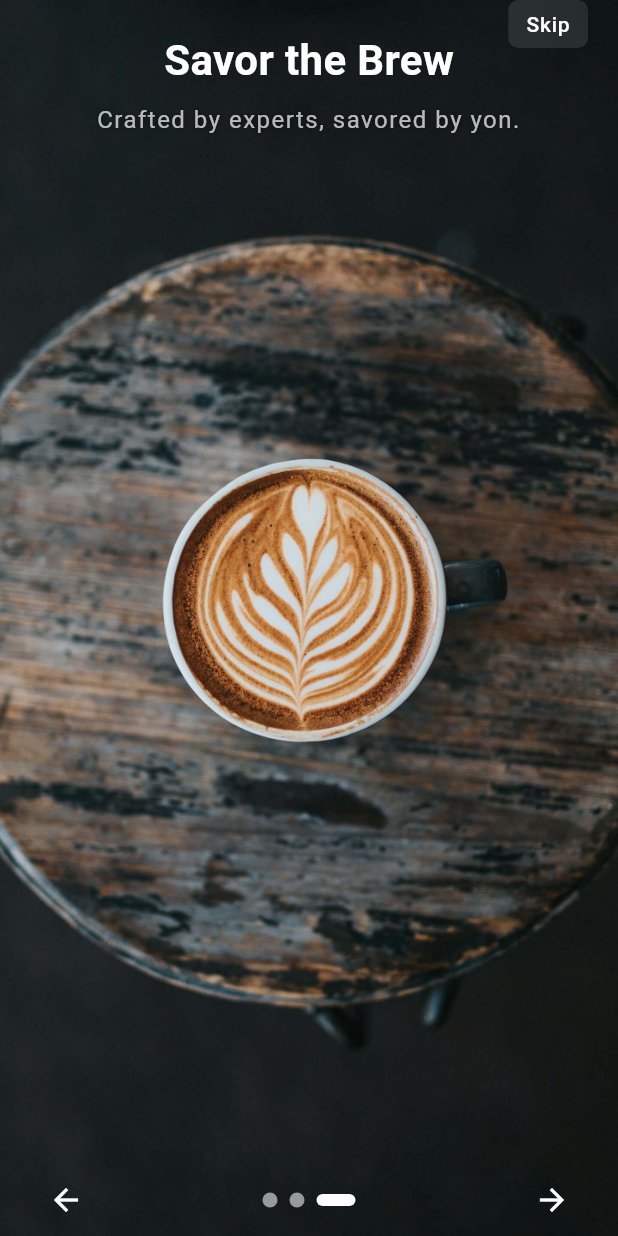
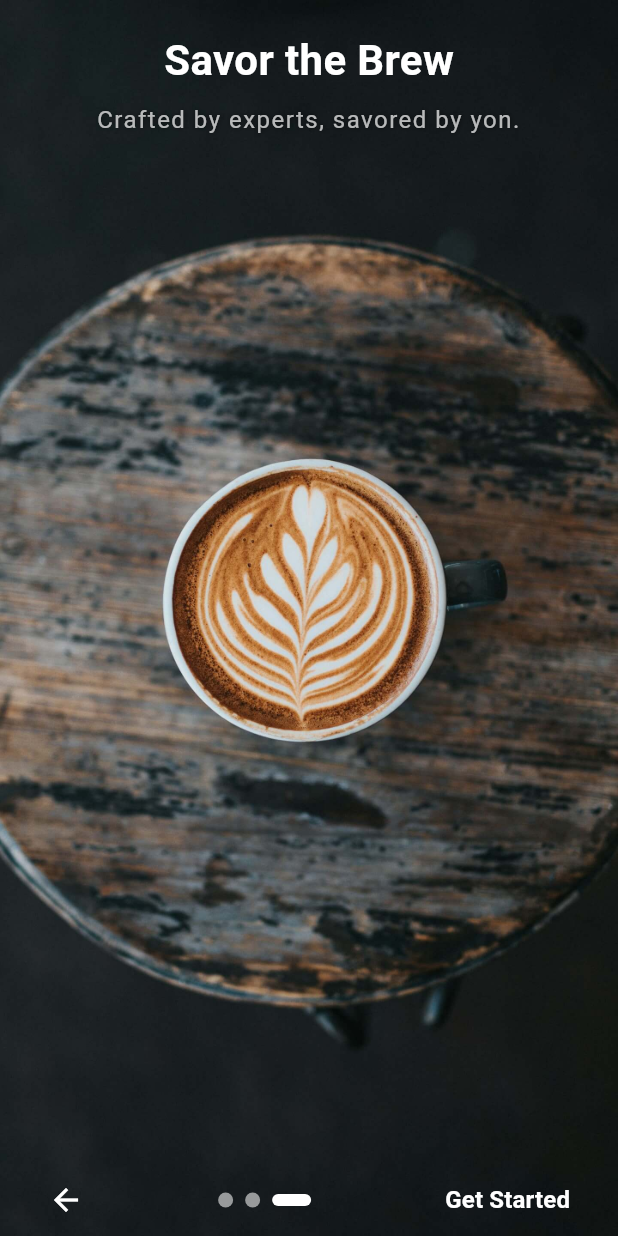
Before and after one commit to Iamsakeeb10/coffee-app-flutter, a Flutter app: the screen it shows after launch, swiped to page 3, on a phone screen of 412 x 824 dp. Run offline on Flutter 3.47's test engine with Material 3 defaults, Android fonts, the phone set to English and light mode, and no system bars; drawn by our look-alikes of smooth_page_indicator.

Commit message:
added logic to show and hide onboarding controlling buttons

```diff
--- a/lib/screens/onboarding/onboarding_screen.dart
+++ b/lib/screens/onboarding/onboarding_screen.dart
@@ -12,6 +12,35 @@ class OnboardingScreen extends StatefulWidget {
 
 class _OnboardingScreenState extends State<OnboardingScreen> {
   final PageController _controller = PageController();
+  int _currentPage = 0;
+
+  void _onPageChanged(int index) {
+    setState(() {
+      _currentPage = index;
+    });
+  }
+
+  void _goToNextPage() {
+    if (_currentPage < onboardingPages.length - 1) {
+      _controller.nextPage(
+        duration: const Duration(milliseconds: 300),
+        curve: Curves.easeInOut,
+      );
+    }
+  }
+
+  void _goToPreviousPage() {
+    if (_currentPage > 0) {
+      _controller.previousPage(
+        duration: const Duration(milliseconds: 300),
+        curve: Curves.easeInOut,
+      );
+    }
+  }
+
+  void _skip() {
+    _controller.jumpToPage(onboardingPages.length - 1);
+  }
 
   @override
   Widget build(BuildContext context) {
@@ -23,6 +52,7 @@ class _OnboardingScreenState extends State<OnboardingScreen> {
         children: [
           PageView.builder(
             controller: _controller,
+            onPageChanged: _onPageChanged,
             itemCount: onboardingPages.length,
             itemBuilder: (_, index) {
               final page = onboardingPages[index];
@@ -79,16 +109,12 @@ class _OnboardingScreenState extends State<OnboardingScreen> {
               );
             },
           ),
+
+          if (_currentPage < onboardingPages.length - 1)
             Positioned(
               top: insets.top,
               right: 20,
-            child: GlassButton(
-              label: 'Skip',
-              borderRadius: 7,
-              onTap: () {
-                print('Skip tapped');
-              },
-            ),
+              child: GlassButton(label: 'Skip', borderRadius: 7, onTap: _skip),
             ),
 
           Positioned(
@@ -98,12 +124,14 @@ class _OnboardingScreenState extends State<OnboardingScreen> {
             child: Row(
               mainAxisAlignment: MainAxisAlignment.spaceBetween,
               children: [
-                // if (_currentPage > 0)
+                if (_currentPage > 0)
                   IconButton(
-                  // onPressed: _goToPreviousPage,
-                  onPressed: () {},
+                    onPressed: _goToPreviousPage,
+                    // onPressed: () {},
                     icon: const Icon(Icons.arrow_back, color: Colors.white),
-                ),
+                  )
+                else
+                  SizedBox(width: 48),
 
                 SmoothPageIndicator(
                   controller: _controller,
@@ -125,10 +153,32 @@ class _OnboardingScreenState extends State<OnboardingScreen> {
                   ),
                 ),
 
-                IconButton(
-                  // onPressed: _goToNextPage,
-                  onPressed: () {},
-                  icon: const Icon(Icons.arrow_forward, color: Colors.white),
+                _currentPage == onboardingPages.length - 1
+                    ? Positioned(
+                        bottom: insets.bottom,
+                        right: 20,
+                        child: TextButton(
+                          onPressed: () {
+                            // Handle "Get Started" action here
+                          },
+                          style: TextButton.styleFrom(
+                            foregroundColor: Colors.white,
+                          ),
+                          child: const Text(
+                            'Get Started',
+                            style: TextStyle(
+                              fontSize: 16,
+                              fontWeight: FontWeight.bold,
+                            ),
+                          ),
+                        ),
+                      )
+                    : IconButton(
+                        onPressed: _goToNextPage,
+                        icon: const Icon(
+                          Icons.arrow_forward,
+                          color: Colors.white,
+                        ),
                       ),
               ],
             ),
```
Lines whose indentation alone changed are shown as unchanged.
